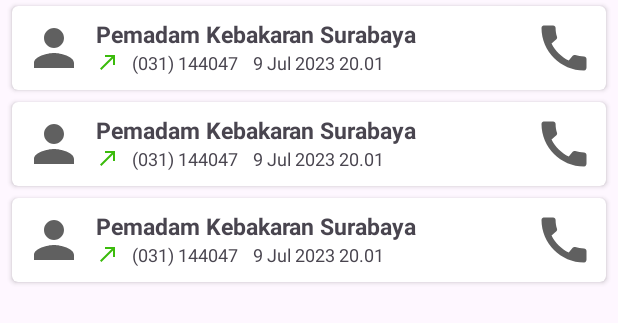
After one commit to EmergenZ-Team/EmergenZ-Android, an Android app: the layout fragment_history.xml on its own in the app's theme, with its tools: preview values and no code run, on a phone screen of 412 x 824 dp. The commit adds this screen. Shown: the top 323 px of the screen. Run offline under Robolectric (Android 15) with nearby library versions, the phone set to English and light mode, and no system bars.

Commit message:
Add history (#45)

```diff
--- a/app/src/main/java/com/bangkit/emergenz/ui/activity/MainActivity.kt
+++ b/app/src/main/java/com/bangkit/emergenz/ui/activity/MainActivity.kt
@@ -89,6 +89,11 @@ class MainActivity : AppCompatActivity() {
                     true
                 }
 
+                R.id.action_history -> {
+                    navController.navigate(R.id.historyFragment)
+                    true
+                }
+
                 else -> false
             }
         }
--- /dev/null
+++ b/app/src/main/res/drawable/ic_call_made.xml
@@ -0,0 +1,5 @@
+<vector android:autoMirrored="true" android:height="24dp"
+    android:tint="#3BBB0C" android:viewportHeight="24"
+    android:viewportWidth="24" android:width="24dp" xmlns:android="http://schemas.android.com/apk/res/android">
+    <path android:fillColor="@android:color/white" android:pathData="M9,5v2h6.59L4,18.59 5.41,20 17,8.41V15h2V5z"/>
+</vector>
--- /dev/null
+++ b/app/src/main/res/drawable/ic_history.xml
@@ -0,0 +1,5 @@
+<vector android:height="24dp" android:tint="#000000"
+    android:viewportHeight="24" android:viewportWidth="24"
+    android:width="24dp" xmlns:android="http://schemas.android.com/apk/res/android">
+    <path android:fillColor="@android:color/white" android:pathData="M13,3c-4.97,0 -9,4.03 -9,9L1,12l3.89,3.89 0.07,0.14L9,12L6,12c0,-3.87 3.13,-7 7,-7s7,3.13 7,7 -3.13,7 -7,7c-1.93,0 -3.68,-0.79 -4.94,-2.06l-1.42,1.42C8.27,19.99 10.51,21 13,21c4.97,0 9,-4.03 9,-9s-4.03,-9 -9,-9zM12,8v5l4.28,2.54 0.72,-1.21 -3.5,-2.08L13.5,8L12,8z"/>
+</vector>
--- /dev/null
+++ b/app/src/main/res/drawable/ic_info_history.xml
@@ -0,0 +1,5 @@
+<vector android:height="24dp" android:tint="#1779CE"
+    android:viewportHeight="24" android:viewportWidth="24"
+    android:width="24dp" xmlns:android="http://schemas.android.com/apk/res/android">
+    <path android:fillColor="@android:color/white" android:pathData="M11,7h2v2h-2zM11,11h2v6h-2zM12,2C6.48,2 2,6.48 2,12s4.48,10 10,10 10,-4.48 10,-10S17.52,2 12,2zM12,20c-4.41,0 -8,-3.59 -8,-8s3.59,-8 8,-8 8,3.59 8,8 -3.59,8 -8,8z"/>
+</vector>
--- /dev/null
+++ b/app/src/main/res/layout/card_history.xml
@@ -0,0 +1,91 @@
+<?xml version="1.0" encoding="utf-8"?>
+<androidx.cardview.widget.CardView xmlns:android="http://schemas.android.com/apk/res/android"
+    xmlns:card_view="http://schemas.android.com/apk/res-auto"
+    xmlns:tools="http://schemas.android.com/tools"
+    android:id="@+id/card_view"
+    android:layout_width="match_parent"
+    android:layout_height="wrap_content"
+    android:layout_gravity="center"
+    android:layout_marginStart="8dp"
+    android:layout_marginTop="4dp"
+    android:layout_marginEnd="8dp"
+    android:layout_marginBottom="4dp"
+    card_view:cardCornerRadius="4dp">
+
+    <androidx.constraintlayout.widget.ConstraintLayout
+        android:layout_width="match_parent"
+        android:layout_height="wrap_content"
+        android:padding="8dp">
+
+        <ImageView
+            android:id="@+id/iv_user_photo3"
+            android:layout_width="40dp"
+            android:layout_height="40dp"
+            android:contentDescription="@string/label_history"
+            android:scaleType="centerCrop"
+            android:src="@drawable/ic_person"
+            card_view:layout_constraintBottom_toBottomOf="parent"
+            card_view:layout_constraintStart_toStartOf="parent"
+            card_view:layout_constraintTop_toTopOf="parent" />
+
+        <TextView
+            android:id="@+id/tv_name_place3"
+            android:layout_width="0dp"
+            android:layout_height="wrap_content"
+            android:layout_marginStart="8dp"
+            android:layout_toEndOf="@id/iv_user_photo3"
+            android:maxLines="1"
+            android:textSize="15sp"
+            android:textStyle="bold"
+            card_view:layout_constraintEnd_toStartOf="@+id/iv_call3"
+            card_view:layout_constraintStart_toEndOf="@+id/iv_user_photo3"
+            card_view:layout_constraintTop_toTopOf="@+id/iv_user_photo3"
+            tools:text="Pemadam Kebakaran Surabaya" />
+
+        <ImageView
+            android:id="@+id/iv_call_made"
+            android:layout_width="16dp"
+            android:layout_height="16dp"
+            android:layout_marginStart="8dp"
+            android:contentDescription="@string/label_call"
+            android:src="@drawable/ic_call_made"
+            card_view:layout_constraintStart_toEndOf="@+id/iv_user_photo3"
+            card_view:layout_constraintTop_toBottomOf="@+id/tv_name_place3" />
+
+        <TextView
+            android:id="@+id/tv_number_phone3"
+            android:layout_width="wrap_content"
+            android:layout_height="wrap_content"
+            android:layout_marginHorizontal="8dp"
+            android:ellipsize="end"
+            android:maxLines="1"
+            android:textSize="12sp"
+            card_view:layout_constraintStart_toEndOf="@+id/iv_call_made"
+            card_view:layout_constraintTop_toBottomOf="@+id/tv_name_place3"
+            tools:text="(031) 144047" />
+
+        <TextView
+            android:id="@+id/tv_time_date"
+            android:layout_width="wrap_content"
+            android:layout_height="wrap_content"
+            android:layout_marginHorizontal="10dp"
+            android:ellipsize="end"
+            android:maxLines="1"
+            android:textSize="12sp"
+            card_view:layout_constraintStart_toEndOf="@+id/tv_number_phone3"
+            card_view:layout_constraintTop_toBottomOf="@+id/tv_name_place3"
+            tools:text="9 Jul 2023 20.01" />
+
+        <ImageView
+            android:id="@+id/iv_call3"
+            android:layout_width="40dp"
+            android:layout_height="40dp"
+            android:contentDescription="@string/icon_call"
+            android:scaleType="centerCrop"
+            android:src="@drawable/ic_call"
+            card_view:layout_constraintBottom_toBottomOf="parent"
+            card_view:layout_constraintEnd_toEndOf="parent"
+            card_view:layout_constraintTop_toTopOf="parent" />
+
+    </androidx.constraintlayout.widget.ConstraintLayout>
+</androidx.cardview.widget.CardView>
--- /dev/null
+++ b/app/src/main/res/layout/fragment_history.xml
@@ -0,0 +1,14 @@
+<?xml version="1.0" encoding="utf-8"?>
+<androidx.constraintlayout.widget.ConstraintLayout xmlns:android="http://schemas.android.com/apk/res/android"
+    xmlns:tools="http://schemas.android.com/tools"
+    android:layout_width="match_parent"
+    android:layout_height="match_parent"
+    tools:context=".ui.fragment.HistoryFragment">
+
+
+    <androidx.recyclerview.widget.RecyclerView
+        android:id="@+id/rv_history"
+        android:layout_width="match_parent"
+        android:layout_height="match_parent"
+        tools:listitem="@layout/card_history"/>
+</androidx.constraintlayout.widget.ConstraintLayout>
--- a/app/src/main/res/menu/menu_bottom_nav.xml
+++ b/app/src/main/res/menu/menu_bottom_nav.xml
@@ -4,6 +4,10 @@
         android:id="@+id/action_home"
         android:title="@string/label_call"
         android:icon="@drawable/ic_home"/>
+    <item
+        android:id="@+id/action_history"
+        android:title="@string/label_history"
+        android:icon="@drawable/ic_history"/>
     <item
         android:id="@+id/action_contact"
         android:title="@string/label_contact"
--- a/app/src/main/res/navigation/main_navigation.xml
+++ b/app/src/main/res/navigation/main_navigation.xml
@@ -21,4 +21,9 @@
         android:name="com.bangkit.emergenz.ui.fragment.ArticleFragment"
         android:label="fragment_article"
         tools:layout="@layout/fragment_article" />
+    <fragment
+        android:id="@+id/historyFragment"
+        android:name="com.bangkit.emergenz.ui.fragment.HistoryFragment"
+        android:label="fragment_history"
+        tools:layout="@layout/fragment_history" />
 </navigation>
--- a/app/src/main/res/values/strings.xml
+++ b/app/src/main/res/values/strings.xml
@@ -86,4 +86,5 @@
     <string name="city_empty">City is empty!</string>
     <string name="address_empty">Address is empty!</string>
     <string name="detail_empty">Please fill your details!</string>
+    <string name="label_history">History</string>
 </resources>
```
Also changed, not shown: app/src/main/java/com/bangkit/emergenz/adapter/CombinedAdapter.kt (+8 -4 lines), app/src/main/java/com/bangkit/emergenz/adapter/HistoryAdapter.kt (added, +81 -0 lines), app/src/main/java/com/bangkit/emergenz/data/api/ApiServiceCloud.kt (+17 -0 lines), app/src/main/java/com/bangkit/emergenz/data/local/datastore/UserPreferences.kt (+13 -1 lines), app/src/main/java/com/bangkit/emergenz/data/repository/HistoryRepository.kt (added, +16 -0 lines), app/src/main/java/com/bangkit/emergenz/data/response/history/GetHistoryResponse.kt (added, +33 -0 lines), app/src/main/java/com/bangkit/emergenz/data/response/history/SaveHistoryResponse.kt (added, +24 -0 lines), app/src/main/java/com/bangkit/emergenz/ui/fragment/HistoryFragment.kt (added, +90 -0 lines), app/src/main/java/com/bangkit/emergenz/ui/fragment/RvCallFragment.kt (+21 -3 lines), app/src/main/java/com/bangkit/emergenz/ui/viewmodel/HistoryViewModel.kt (added, +115 -0 lines), app/src/main/java/com/bangkit/emergenz/ui/viewmodel/ProfileViewModel.kt (+8 -0 lines), 1 other file.
